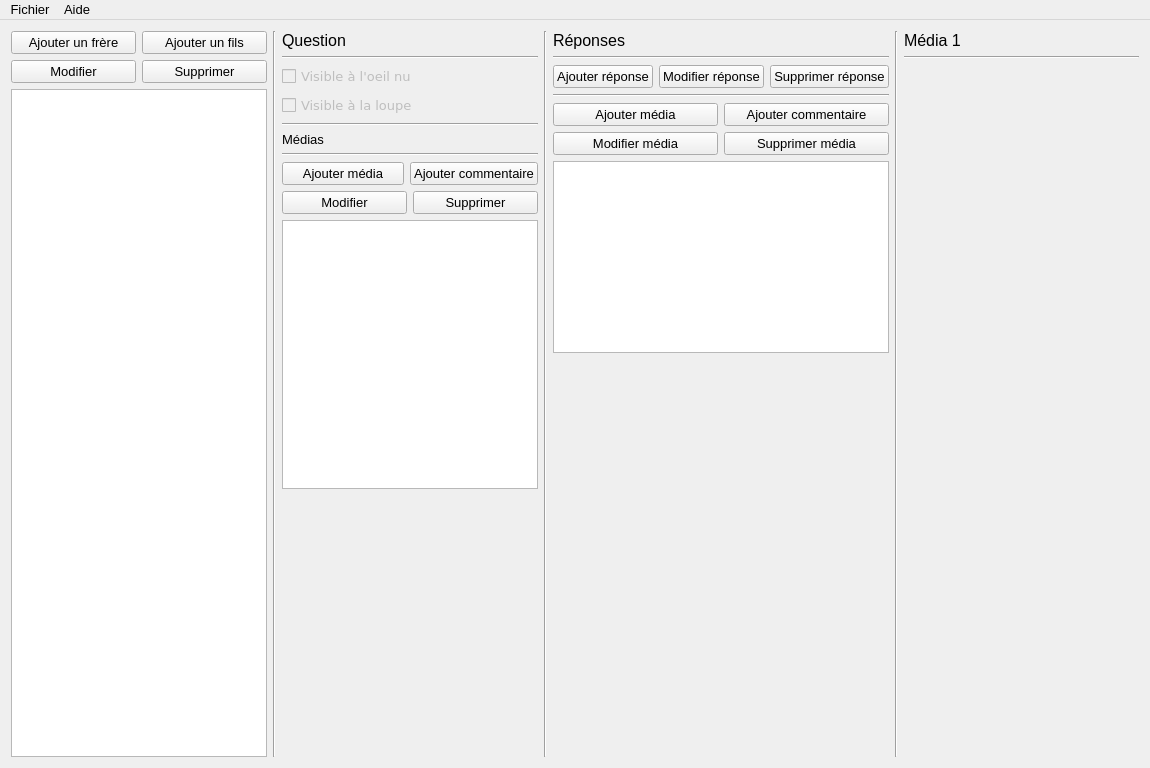
Qt form app_pc/ProjetCo_AppPC/mainwindow.ui (AnceretMatthieu/bebete) before a commit.
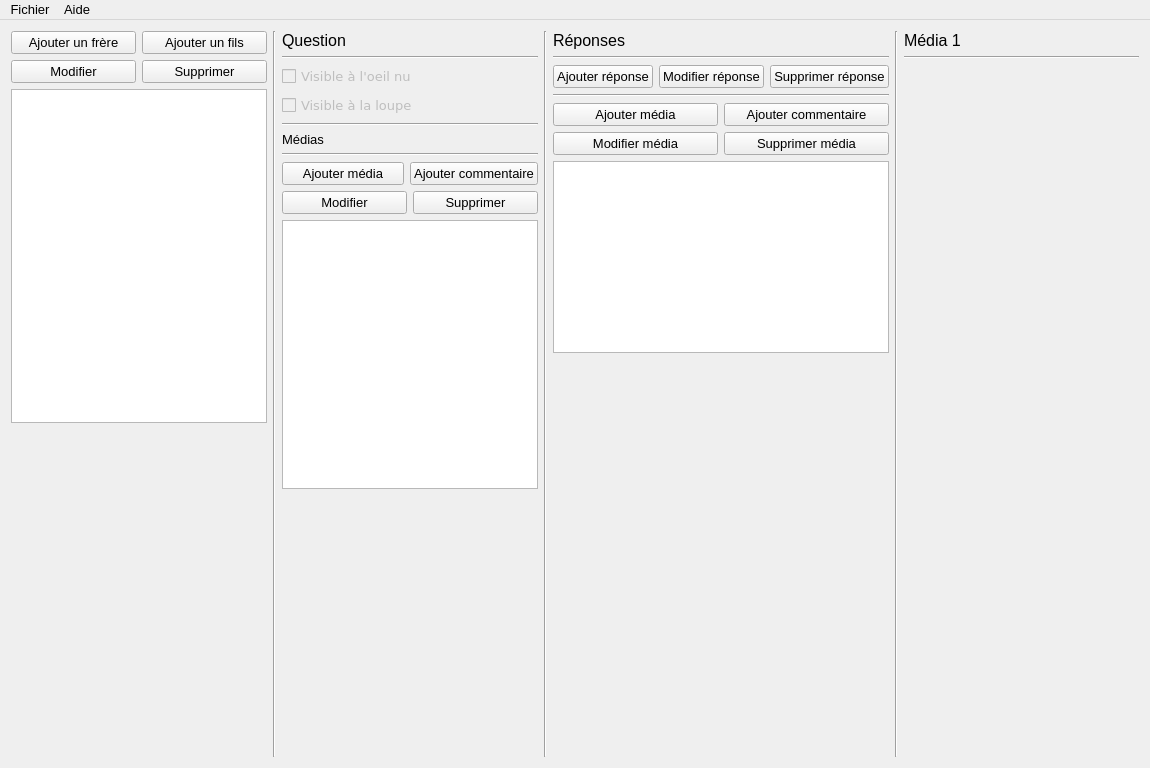
The same form after that commit. Icons and pictures are not drawn.

Patch:
```diff
--- a/app_pc/ProjetCo_AppPC/mainwindow.ui
+++ b/app_pc/ProjetCo_AppPC/mainwindow.ui
@@ -124,7 +124,7 @@
         <item>
          <widget class="QTreeView" name="treeViewQuestion">
           <property name="sizePolicy">
-           <sizepolicy hsizetype="Preferred" vsizetype="Preferred">
+           <sizepolicy hsizetype="Preferred" vsizetype="Expanding">
             <horstretch>0</horstretch>
             <verstretch>0</verstretch>
            </sizepolicy>
@@ -137,14 +137,42 @@
           <property name="contextMenuPolicy">
            <enum>Qt::DefaultContextMenu</enum>
           </property>
+          <property name="verticalScrollBarPolicy">
+           <enum>Qt::ScrollBarAsNeeded</enum>
+          </property>
           <property name="horizontalScrollBarPolicy">
            <enum>Qt::ScrollBarAsNeeded</enum>
           </property>
           <property name="selectionBehavior">
            <enum>QAbstractItemView::SelectRows</enum>
           </property>
+          <property name="animated">
+           <bool>true</bool>
+          </property>
+          <attribute name="headerVisible">
+           <bool>false</bool>
+          </attribute>
+          <attribute name="headerDefaultSectionSize">
+           <number>500</number>
+          </attribute>
+          <attribute name="headerStretchLastSection">
+           <bool>false</bool>
+          </attribute>
          </widget>
         </item>
+        <item>
+         <spacer name="verticalSpacer_4">
+          <property name="orientation">
+           <enum>Qt::Vertical</enum>
+          </property>
+          <property name="sizeHint" stdset="0">
+           <size>
+            <width>20</width>
+            <height>40</height>
+           </size>
+          </property>
+         </spacer>
+        </item>
        </layout>
       </item>
       <item>
```
Left out of the diff: 31 changed lines with no effect on the pictures.
